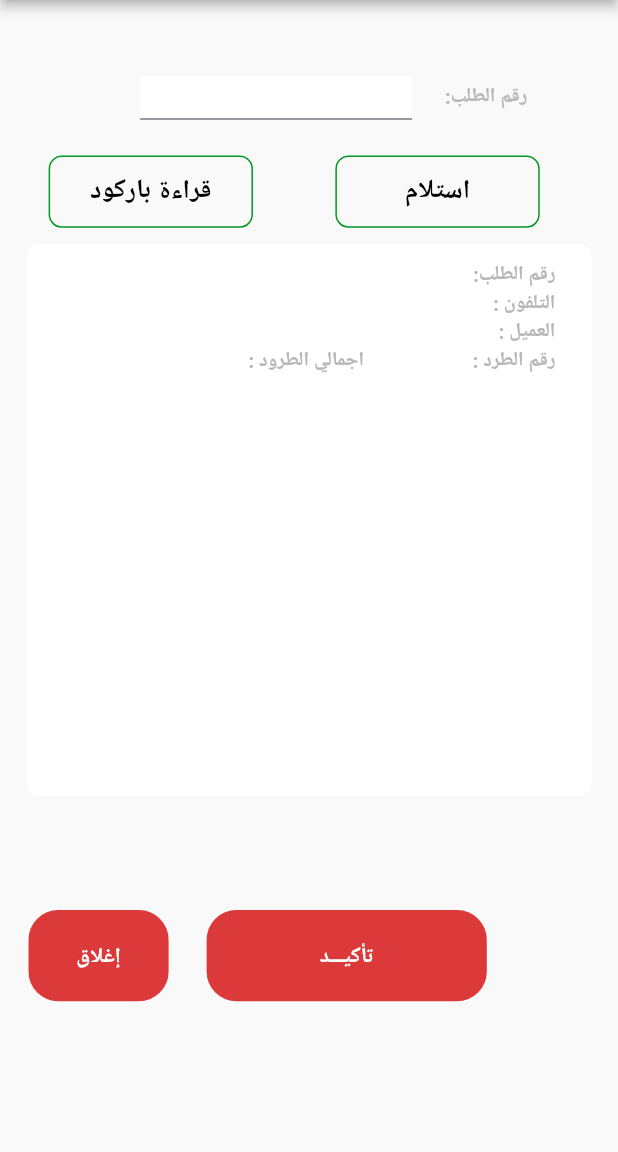
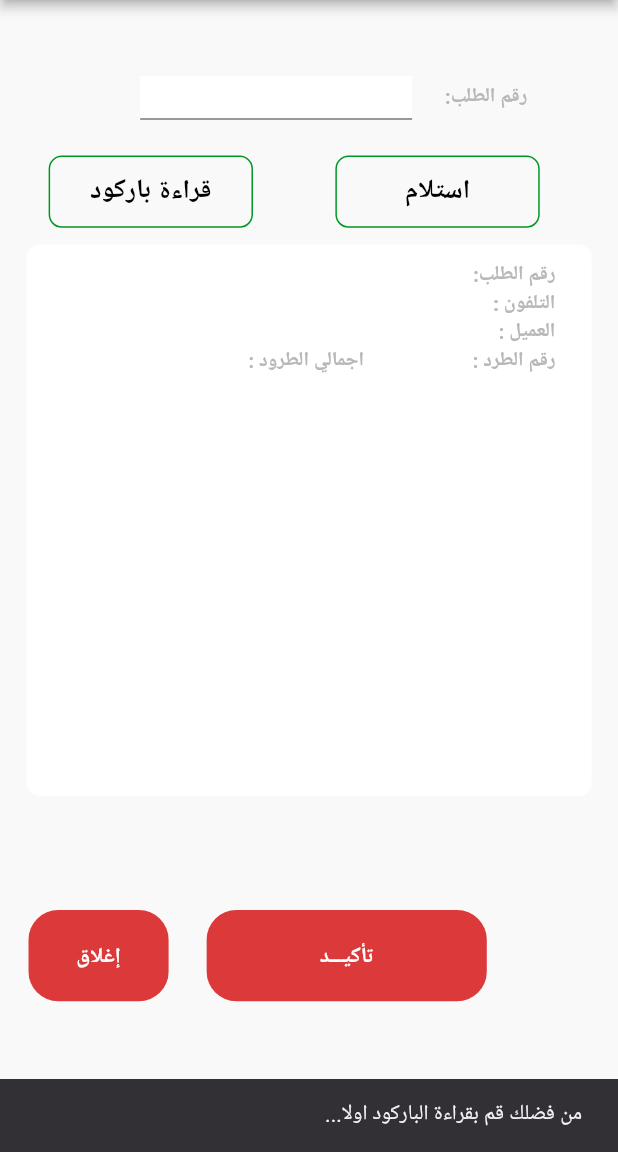
Before and after one commit to omerabdooo/test_order_life_cycle, a Flutter app: the ReceiveParcels screen opened by its route, after a tap on "تأكيـــد", on a phone screen of 412 x 824 dp, the part 84-1236 px from its top. Run offline on Flutter 3.47's test engine with Material 3 defaults, Android fonts, the phone set to English and light mode, and no system bars; our stand-ins replace bloc, dartz, dio, flutter_bloc, flutter_screenutil, flutter_secure_storage and 6 more; missing offline and left inert: dart:ffi, mobile_scanner; accounts and stored records are empty; Roboto replaces fonts that are missing (Almarai).

Commit message:
finish integration

```diff
--- a/lib/features/delivery/Receive_Parcels/data/repos/receive_parcels_repo_impl.dart
+++ b/lib/features/delivery/Receive_Parcels/data/repos/receive_parcels_repo_impl.dart
@@ -10,7 +10,7 @@ import 'package:test_order_life_cycle/features/delivery/Receive_Parcels/domain/r
 class ReceiveParcelsRepoImpl extends ReceiveParcelsRepo {
   final ReceiveParcelsRemoteDataSource receiveParcelsRemoteDataSource;
 
-  ReceiveParcelsRepoImpl({required this.receiveParcelsRemoteDataSource});
+  ReceiveParcelsRepoImpl({required this.receiveParcelsRemoteDataSource,});
 
 // basic fetch list Entity function
   Future<Either<Failure, List<T>>> fetchData<T>(
--- /dev/null
+++ b/lib/features/delivery/Receive_Parcels/ui/manger/receive_parcels_cubit/receive_parcels_state.dart
@@ -0,0 +1,20 @@
+part of 'receive_parcels_cubit.dart';
+
+@immutable
+sealed class ReceiveParcelsState {}
+
+final class ReceiveParcelsInitial extends ReceiveParcelsState {}
+
+class ReceiveParcelsLoading extends ReceiveParcelsState {}
+
+class ReceiveParcelsSuccess extends ReceiveParcelsState {
+  final String receiveParcels;
+
+  ReceiveParcelsSuccess(this.receiveParcels);
+}
+
+class ReceiveParcelsFailure extends ReceiveParcelsState {
+  final String errorMessage;
+
+  ReceiveParcelsFailure(this.errorMessage);
+}
--- a/lib/features/delivery/Receive_Parcels/ui/screen/ReceiveParcels.dart
+++ b/lib/features/delivery/Receive_Parcels/ui/screen/ReceiveParcels.dart
@@ -1,11 +1,11 @@
 import 'package:flutter/material.dart';
-import 'package:flutter_screenutil/flutter_screenutil.dart';
-import 'package:go_router/go_router.dart';
+import 'package:flutter_bloc/flutter_bloc.dart';
+import 'package:test_order_life_cycle/core/setup_service_locator.dart';
 import 'package:test_order_life_cycle/core/shared_widgets/salem_drawer/drawer_widget.dart';
-import 'package:test_order_life_cycle/core/utils/route.dart';
-import 'package:test_order_life_cycle/core/widgets/NumberOrder.dart';
-import 'package:test_order_life_cycle/core/widgets/custom_appbar_widget.dart';
-import 'package:test_order_life_cycle/core/widgets/custom_primary_button_widget.dart';
+import 'package:test_order_life_cycle/features/delivery/Receive_Parcels/data/repos/receive_parcels_repo_impl.dart';
+import 'package:test_order_life_cycle/features/delivery/Receive_Parcels/domain/usecases/receive_parcels_use_case.dart';
+import 'package:test_order_life_cycle/features/delivery/Receive_Parcels/ui/manger/receive_parcels_cubit/receive_parcels_cubit.dart';
+import 'package:test_order_life_cycle/features/delivery/Receive_Parcels/ui/widgets/receive_parcels_body.dart';
 // import 'package:sndbad/features/home_screen/ui/screen/HomeScreen.dart'; // Import the flutter_screenutil package//+
 
 class ReceiveParcels extends StatefulWidget {
@@ -15,53 +15,22 @@ class ReceiveParcels extends StatefulWidget {
   State<ReceiveParcels> createState() => _MyWidgetState();
 }
 
-TextEditingController orderId = TextEditingController();
-
 class _MyWidgetState extends State<ReceiveParcels> {
   @override
   Widget build(BuildContext context) {
-    return Scaffold(
-      drawer: const KDrawerWidget(),
-      body: SingleChildScrollView(
-        child: Column(children: [
-          KCustomAppBarWidget(
-            nameAppbar: "استلام طرود",
-          ),
-          KNumberOrderWidget(
-            isShow: true,
-            orderId: orderId,
-          ),
-          SizedBox(
-            height: 10.h,
-          ),
-          SizedBox(
-            height: 50.h,
-          ),
-          Row(
-            mainAxisAlignment: MainAxisAlignment.end,
-            children: [
-              KCustomPrimaryButtonWidget(
-                  width: 170,
-                  height: 48,
-                  buttonName: "تأكيـــد",
-                  onPressed: () {
-                    print(orderId.text);
-                  }),
-              SizedBox(width: 20.h), // Space between buttons
-              KCustomPrimaryButtonWidget(
-                  width: 85,
-                  height: 48,
-                  buttonName: "إغلاق",
-                  onPressed: () {
-                    // OrderNumber.clear();
-                    // GoRouter.of(context).pushReplacement(
-                    //     AppRouter.deliveryRouters.kDeliverHomePage);
-                  }),
-              SizedBox(width: 15.h), // Space between buttons
-            ],
-          ),
-        ]),
-      ),
-    );
+    return MultiBlocProvider(
+      providers: [
+        BlocProvider(
+          create: (context) =>
+              ReceiveParcelsCubit(ReceiveParcelsUseCase(
+            getit.get<ReceiveParcelsRepoImpl>(),
+          )),
+        ),
+      ],
+      child: const Scaffold(
+      drawer: KDrawerWidget(),
+      body: ReceiveParcelsBody()
+    )
+      );
   }
 }
--- /dev/null
+++ b/lib/features/delivery/Receive_Parcels/ui/widgets/receive_parcels_body.dart
@@ -0,0 +1,103 @@
+import 'package:flutter/material.dart';
+import 'package:flutter_bloc/flutter_bloc.dart';
+import 'package:flutter_screenutil/flutter_screenutil.dart';
+import 'package:test_order_life_cycle/core/shared_widgets/salem_drawer/drawer_widget.dart';
+import 'package:test_order_life_cycle/core/widgets/NumberOrder.dart';
+import 'package:test_order_life_cycle/core/widgets/custom_appbar_widget.dart';
+import 'package:test_order_life_cycle/core/widgets/custom_primary_button_widget.dart';
+import 'package:test_order_life_cycle/features/delivery/Receive_Parcels/ui/manger/receive_parcels_cubit/receive_parcels_cubit.dart';
+import 'package:test_order_life_cycle/features/delivery/Receive_Parcels/ui/screen/ReceiveParcels.dart';
+// import 'package:sndbad/features/home_screen/ui/screen/HomeScreen.dart'; // Import the flutter_screenutil package//+
+
+class ReceiveParcelsBody extends StatefulWidget {
+  const ReceiveParcelsBody({super.key});
+
+  @override
+  State<ReceiveParcelsBody> createState() => _MyWidgetState();
+}
+
+TextEditingController orderId = TextEditingController();
+int status = 3;
+
+class _MyWidgetState extends State<ReceiveParcelsBody> {
+  @override
+  Widget build(BuildContext context) {
+    return Scaffold(
+      drawer: const KDrawerWidget(),
+      body: SingleChildScrollView(
+        child: Column(children: [
+          const KCustomAppBarWidget(
+            nameAppbar: "استلام طرود",
+          ),
+          KNumberOrderWidget(
+            isShow: true,
+            orderId: orderId,
+          ),
+          SizedBox(
+            height: 10.h,
+          ),
+          SizedBox(
+            height: 50.h,
+          ),
+          Row(
+            mainAxisAlignment: MainAxisAlignment.end,
+            children: [
+                    BlocConsumer<ReceiveParcelsCubit,
+                    ReceiveParcelsState>(
+                  listener: (context, state) {
+                    if (state is ReceiveParcelsFailure) {
+                      ScaffoldMessenger.of(context).showSnackBar(
+                        SnackBar(content: Text(state.errorMessage.toString())),
+                      );
+                    } else if (state is ReceiveParcelsSuccess) {
+                      ScaffoldMessenger.of(context).showSnackBar(
+                        SnackBar(content: Text(state.receiveParcels.toString())),
+                      );
+                    }
+                  },
+                  builder: (context, state) {
+                    return KCustomPrimaryButtonWidget(
+                      width: 170,
+                      height: 48,
+                      buttonName: "تأكيـــد",
+                      onPressed: () async {
+                        if (orderId.text == "") {
+                          ScaffoldMessenger.of(context).showSnackBar(
+                            const SnackBar(
+                              content:
+                                  Text('من فضلك قم بقراءة الباركود اولا...'),
+                            ),
+                          );
+                          return;
+                        } else{
+                          // Call the function after all checks have passed
+                          await context
+                              .read<ReceiveParcelsCubit>()
+                              .receiveParcels(
+                                  int.parse(orderId.text),
+                                  status
+                                  );
+                          print(orderId.text);
+                        }
+                      },
+                    );
+                  },
+                ),
+              SizedBox(width: 20.h), // Space between buttons
+              KCustomPrimaryButtonWidget(
+                  width: 85,
+                  height: 48,
+                  buttonName: "إغلاق",
+                  onPressed: () {
+                    // OrderNumber.clear();
+                    // GoRouter.of(context).pushReplacement(
+                    //     AppRouter.deliveryRouters.kDeliverHomePage);
+                  }),
+              SizedBox(width: 15.h), // Space between buttons
+            ],
+          ),
+        ]),
+      ),
+    );
+  }
+}
```
Also changed, not shown: lib/core/setup_service_locator.dart (+7 -0 lines), lib/features/delivery/Receive_Parcels/ui/manger/receive_parcels_cubit/receive_parcels_cubit.dart (added, +51 -0 lines).
